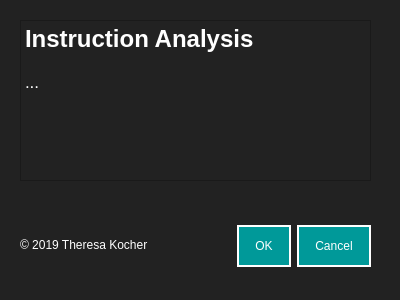
First picture: the form in design/dialog_instructionAnalysis.ui, repository resa89/pridentifier, before the edit.
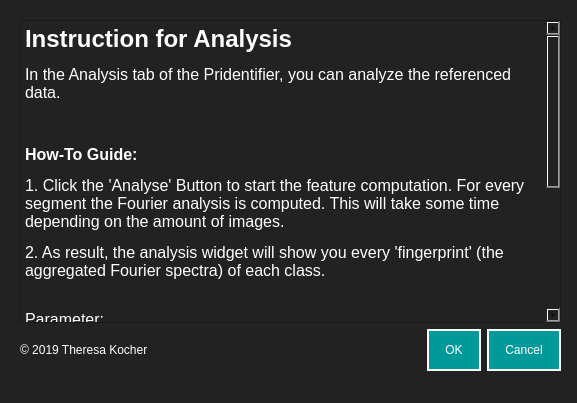
Second picture: the form after the edit.

Commit message: devel: Edit all dialogs for correct descriptions

The edit to the form file:
```diff
--- a/design/dialog_instructionAnalysis.ui
+++ b/design/dialog_instructionAnalysis.ui
@@ -6,8 +6,8 @@
    <rect>
     <x>0</x>
     <y>0</y>
-    <width>400</width>
-    <height>300</height>
+    <width>577</width>
+    <height>403</height>
    </rect>
   </property>
   <property name="windowTitle">
@@ -17,17 +17,71 @@
    <string notr="true">background-color: #222222;
 </string>
   </property>
-  <widget class="QDialogButtonBox" name="buttonBox">
+  <widget class="QWidget" name="verticalLayoutWidget">
    <property name="geometry">
     <rect>
-     <x>30</x>
-     <y>221</y>
-     <width>341</width>
-     <height>51</height>
+     <x>20</x>
+     <y>20</y>
+     <width>541</width>
+     <height>351</height>
     </rect>
    </property>
-   <property name="styleSheet">
-    <string notr="true">QPushButton {
+   <layout class="QVBoxLayout" name="verticalLayout">
+    <item>
+     <layout class="QHBoxLayout" name="horizontalLayout">
+      <item>
+       <layout class="QHBoxLayout" name="horizontalLayout_2"/>
+      </item>
+     </layout>
+    </item>
+    <item>
+     <layout class="QHBoxLayout" name="horizontalLayout_4">
+      <item>
+       <widget class="QTextBrowser" name="textBrowser">
+        <property name="styleSheet">
+         <string notr="true">color: #fff;
+font: 12pt &quot;Helvetica&quot;;
+</string>
+        </property>
+        <property name="html">
+         <string>&lt;!DOCTYPE HTML PUBLIC &quot;-//W3C//DTD HTML 4.0//EN&quot; &quot;http://www.w3.org/TR/REC-html40/strict.dtd&quot;&gt;
+&lt;html&gt;&lt;head&gt;&lt;meta name=&quot;qrichtext&quot; content=&quot;1&quot; /&gt;&lt;style type=&quot;text/css&quot;&gt;
+p, li { white-space: pre-wrap; }
+&lt;/style&gt;&lt;/head&gt;&lt;body style=&quot; font-family:'Helvetica'; font-size:12pt; font-weight:400; font-style:normal;&quot;&gt;
+&lt;p style=&quot; margin-top:12px; margin-bottom:12px; margin-left:0px; margin-right:0px; -qt-block-indent:0; text-indent:0px;&quot;&gt;&lt;span style=&quot; font-size:18pt; font-weight:600;&quot;&gt;Instruction for Analysis&lt;/span&gt;&lt;/p&gt;
+&lt;p style=&quot; margin-top:12px; margin-bottom:12px; margin-left:0px; margin-right:0px; -qt-block-indent:0; text-indent:0px;&quot;&gt;In the Analysis tab of the Pridentifier, you can analyze the referenced data.&lt;/p&gt;
+&lt;p style=&quot;-qt-paragraph-type:empty; margin-top:12px; margin-bottom:12px; margin-left:0px; margin-right:0px; -qt-block-indent:0; text-indent:0px;&quot;&gt;&lt;br /&gt;&lt;/p&gt;
+&lt;p style=&quot; margin-top:12px; margin-bottom:12px; margin-left:0px; margin-right:0px; -qt-block-indent:0; text-indent:0px;&quot;&gt;&lt;span style=&quot; font-weight:600;&quot;&gt;How-To Guide:&lt;/span&gt;&lt;/p&gt;
+&lt;p style=&quot; margin-top:12px; margin-bottom:12px; margin-left:0px; margin-right:0px; -qt-block-indent:0; text-indent:0px;&quot;&gt;1. Click the 'Analyse' Button to start the feature computation. For every segment the Fourier analysis is computed. This will take some time depending on the amount of images.&lt;/p&gt;
+&lt;p style=&quot; margin-top:12px; margin-bottom:12px; margin-left:0px; margin-right:0px; -qt-block-indent:0; text-indent:0px;&quot;&gt;2. As result, the analysis widget will show you every 'fingerprint' (the aggregated Fourier spectra) of each class.&lt;br /&gt;&lt;/p&gt;
+&lt;p style=&quot; margin-top:12px; margin-bottom:12px; margin-left:0px; margin-right:0px; -qt-block-indent:0; text-indent:0px;&quot;&gt;Parameter:&lt;/p&gt;
+&lt;p style=&quot; margin-top:12px; margin-bottom:12px; margin-left:0px; margin-right:0px; -qt-block-indent:0; text-indent:0px;&quot;&gt;You can configure the amount of features the analysis will use. As default the 1000 largest frequencies are used. But you can try out what amount of features will fit the best for your use case and segment size.&lt;/p&gt;
+&lt;p style=&quot; margin-top:12px; margin-bottom:12px; margin-left:0px; margin-right:0px; -qt-block-indent:0; text-indent:0px;&quot;&gt;&lt;span style=&quot; font-family:'.SF NS Text'; font-size:13pt;&quot;&gt;----------------------------------------------------&lt;/span&gt;&lt;/p&gt;
+&lt;p style=&quot; margin-top:12px; margin-bottom:12px; margin-left:0px; margin-right:0px; -qt-block-indent:0; text-indent:0px;&quot;&gt;&lt;span style=&quot; font-family:'.SF NS Text'; font-size:13pt; font-style:italic;&quot;&gt;Please note:&lt;/span&gt;&lt;/p&gt;
+&lt;p style=&quot; margin-top:12px; margin-bottom:12px; margin-left:0px; margin-right:0px; -qt-block-indent:0; text-indent:0px;&quot;&gt;&lt;span style=&quot; font-family:'.SF NS Text'; font-size:13pt;&quot;&gt;Your hard drive needs to have free memory the same size as your image folders are. Check this before, otherwise you will get memory problems. The Pridentifier will copy each image and will save it's Fourier spectrum, which will be almost the same size as the images.&lt;/span&gt;&lt;/p&gt;&lt;/body&gt;&lt;/html&gt;</string>
+        </property>
+       </widget>
+      </item>
+     </layout>
+    </item>
+    <item>
+     <layout class="QHBoxLayout" name="horizontalLayout_3">
+      <item>
+       <widget class="QLabel" name="label">
+        <property name="styleSheet">
+         <string notr="true">color: #fff;
+font: 12pt &quot;Helvetica&quot;;
+</string>
+        </property>
+        <property name="text">
+         <string>© 2019 Theresa Kocher</string>
+        </property>
+       </widget>
+      </item>
+      <item>
+       <widget class="QDialogButtonBox" name="buttonBox">
+        <property name="styleSheet">
+         <string notr="true">QPushButton {
 background-color: #009999;
 padding: 12px 16px;
 border: 2px solid #fff;
@@ -37,55 +91,18 @@
 QPushButton:hover {
 	background-color: #75bdc3;
 }</string>
-   </property>
-   <property name="orientation">
-    <enum>Qt::Horizontal</enum>
-   </property>
-   <property name="standardButtons">
-    <set>QDialogButtonBox::Cancel|QDialogButtonBox::Ok</set>
-   </property>
-  </widget>
-  <widget class="QLabel" name="label">
-   <property name="geometry">
-    <rect>
-     <x>20</x>
-     <y>220</y>
-     <width>131</width>
-     <height>50</height>
-    </rect>
-   </property>
-   <property name="styleSheet">
-    <string notr="true">color: #fff;
-font: 12pt &quot;Helvetica&quot;;
-</string>
-   </property>
-   <property name="text">
-    <string>© 2019 Theresa Kocher</string>
-   </property>
-  </widget>
-  <widget class="QTextBrowser" name="textBrowser">
-   <property name="geometry">
-    <rect>
-     <x>20</x>
-     <y>20</y>
-     <width>351</width>
-     <height>161</height>
-    </rect>
-   </property>
-   <property name="styleSheet">
-    <string notr="true">color: #fff;
-font: 12pt &quot;Helvetica&quot;;
-</string>
-   </property>
-   <property name="html">
-    <string>&lt;!DOCTYPE HTML PUBLIC &quot;-//W3C//DTD HTML 4.0//EN&quot; &quot;http://www.w3.org/TR/REC-html40/strict.dtd&quot;&gt;
-&lt;html&gt;&lt;head&gt;&lt;meta name=&quot;qrichtext&quot; content=&quot;1&quot; /&gt;&lt;style type=&quot;text/css&quot;&gt;
-p, li { white-space: pre-wrap; }
-&lt;/style&gt;&lt;/head&gt;&lt;body style=&quot; font-family:'Helvetica'; font-size:12pt; font-weight:400; font-style:normal;&quot;&gt;
-&lt;p style=&quot; margin-top:0px; margin-bottom:0px; margin-left:0px; margin-right:0px; -qt-block-indent:0; text-indent:0px;&quot;&gt;&lt;span style=&quot; font-size:18pt; font-weight:600;&quot;&gt;Instruction Analysis&lt;/span&gt;&lt;/p&gt;
-&lt;p style=&quot;-qt-paragraph-type:empty; margin-top:0px; margin-bottom:0px; margin-left:0px; margin-right:0px; -qt-block-indent:0; text-indent:0px;&quot;&gt;&lt;br /&gt;&lt;/p&gt;
-&lt;p style=&quot; margin-top:0px; margin-bottom:0px; margin-left:0px; margin-right:0px; -qt-block-indent:0; text-indent:0px;&quot;&gt;&lt;span style=&quot; font-family:'.SF NS Text'; font-size:13pt;&quot;&gt;...&lt;/span&gt;&lt;/p&gt;&lt;/body&gt;&lt;/html&gt;</string>
-   </property>
+        </property>
+        <property name="orientation">
+         <enum>Qt::Horizontal</enum>
+        </property>
+        <property name="standardButtons">
+         <set>QDialogButtonBox::Cancel|QDialogButtonBox::Ok</set>
+        </property>
+       </widget>
+      </item>
+     </layout>
+    </item>
+   </layout>
   </widget>
  </widget>
  <resources/>
```
Left out of the diff: 22 changed lines with no effect on the pictures. The commit also changes 17 other files.
